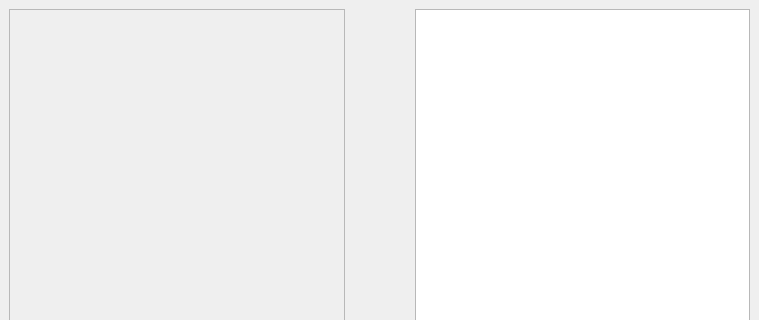
Old version of the form main.ui in the repository needsomesleeptd/Compgraph; both pictures show x 0 to 759 and y 0 to 320 of the 759 by 589 pixel window.
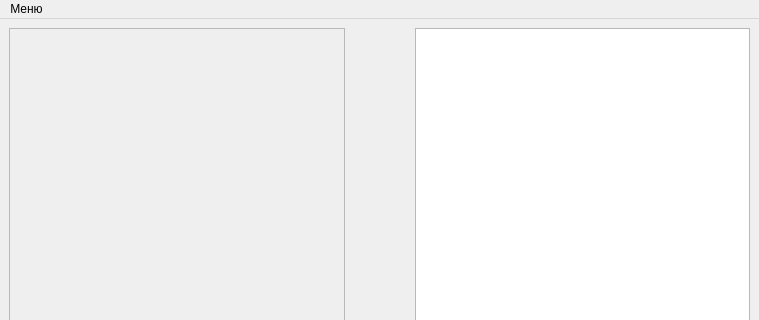
New version of the form. Custom widgets are drawn as their Qt base class.

Patch:
```diff
--- a/main.ui
+++ b/main.ui
@@ -106,6 +106,14 @@
      <height>22</height>
     </rect>
    </property>
+   <widget class="QMenu" name="menu">
+    <property name="title">
+     <string>Меню</string>
+    </property>
+    <addaction name="about_program"/>
+    <addaction name="about_author"/>
+   </widget>
+   <addaction name="menu"/>
   </widget>
   <widget class="QStatusBar" name="statusbar"/>
  </widget>
```
Left out of the diff: 10 changed lines with no effect on the pictures.
